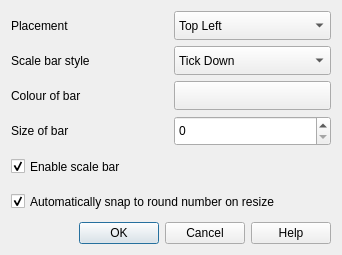
Old version of the form qgis/src/plugins/scale_bar/pluginguibase.ui in the repository sourcepole/qgis.
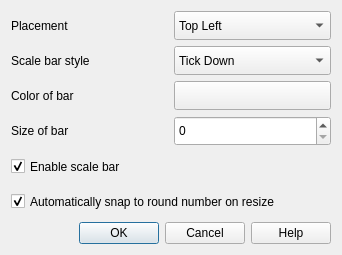
New version of the form. Icons and pictures are not drawn. Custom widgets are drawn as their Qt base class.

Diff of the .ui file:
```diff
--- a/qgis/src/plugins/scale_bar/pluginguibase.ui
+++ b/qgis/src/plugins/scale_bar/pluginguibase.ui
@@ -123,7 +123,7 @@
       </sizepolicy>
      </property>
      <property name="text">
-      <string>Colour of bar</string>
+      <string>Color of bar</string>
      </property>
      <property name="buddy">
       <cstring>pbnChangeColor</cstring>
```
Left out of the diff: 4 changed lines with no effect on the pictures.
